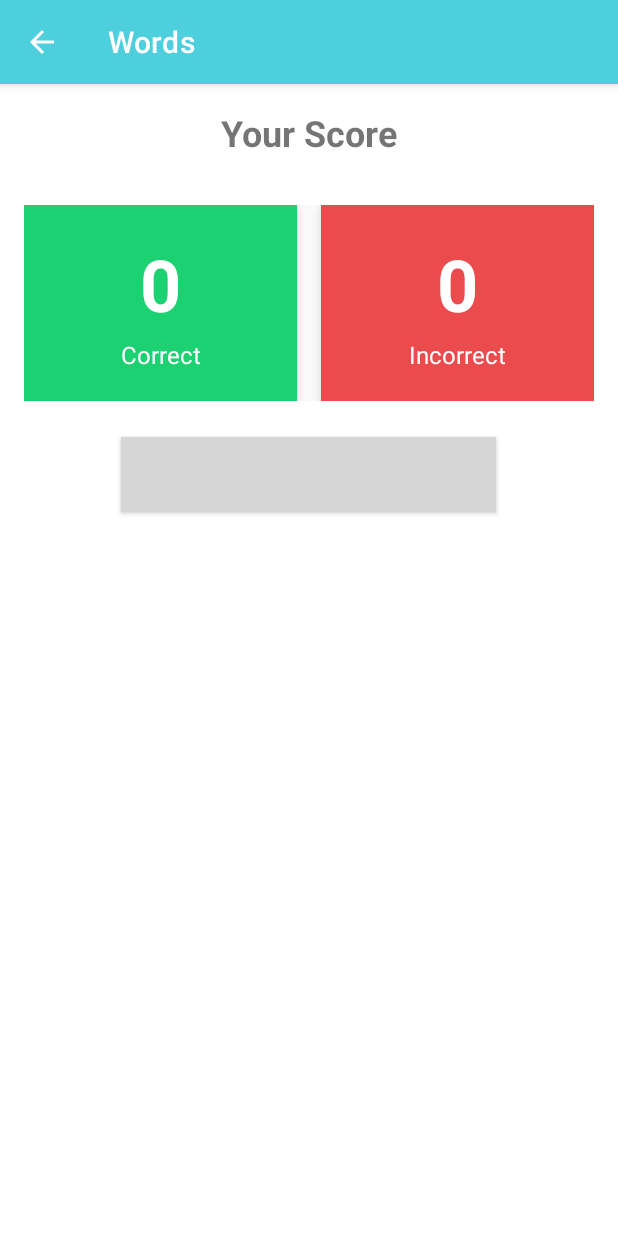
After one commit to izutsumiii/flashcard-android-app, an Android app: the ScoreActivity screen opened directly, with no data from a screen before it, on a phone screen of 412 x 824 dp. The commit adds this screen. Run offline under Robolectric (Android 15) with nearby library versions, the phone set to English and light mode, and no system bars; grey boxes are pictures that could not be loaded.

Commit message:
Show scores at the end

```diff
--- a/app/src/main/AndroidManifest.xml
+++ b/app/src/main/AndroidManifest.xml
@@ -14,6 +14,10 @@
         android:supportsRtl="true"
         android:theme="@style/Theme.Flashcard"
         tools:targetApi="31">
+        <activity
+            android:name=".ui.score.ScoreActivity"
+            android:exported="false"
+            android:parentActivityName=".ui.wordlist.WordList" />
         <activity
             android:name=".ui.folders.FolderListActivity"
             android:exported="false"
--- a/app/src/main/java/com/example/flashcard/ui/folders/FolderListAdapter.java
+++ b/app/src/main/java/com/example/flashcard/ui/folders/FolderListAdapter.java
@@ -90,7 +90,7 @@ public class FolderListAdapter extends RecyclerView.Adapter<FolderListAdapter.Ca
                 @Override
                 public void onClick(View view) {
                     Context context = itemView.getContext();
-                    saveFolderIdToSharedPreferences(context, folderId);
+                    saveFolderIdToSharedPreferences(context, folderId, textTitle.getText().toString());
                     Intent intent = new Intent(context, WordList.class);
                     context.startActivity(intent);
                 }
@@ -178,10 +178,11 @@ public class FolderListAdapter extends RecyclerView.Adapter<FolderListAdapter.Ca
 //            cardView.setCardBackgroundColor(randomColor);
 //        }
 
-        private void saveFolderIdToSharedPreferences(Context context, int folderId) {
+        private void saveFolderIdToSharedPreferences(Context context, int folderId, String folderName) {
             SharedPreferences sharedPreferences = context.getSharedPreferences("FolderPreferences", Context.MODE_PRIVATE);
             SharedPreferences.Editor editor = sharedPreferences.edit();
             editor.putInt("currentFolderId", folderId);
+            editor.putString("currentFolderName", folderName);
             editor.apply();
         }
     }
--- /dev/null
+++ b/app/src/main/java/com/example/flashcard/ui/score/ScoreActivity.java
@@ -0,0 +1,49 @@
+package com.example.flashcard.ui.score;
+
+import androidx.appcompat.app.AppCompatActivity;
+
+import android.content.Intent;
+import android.content.SharedPreferences;
+import android.os.Bundle;
+import android.view.View;
+import android.widget.Button;
+import android.widget.TextView;
+
+import com.example.flashcard.R;
+import com.example.flashcard.ui.card.CardFlip;
+import com.example.flashcard.ui.wordlist.WordList;
+
+public class ScoreActivity extends AppCompatActivity {
+
+    @Override
+    protected void onCreate(Bundle savedInstanceState) {
+        super.onCreate(savedInstanceState);
+        setContentView(R.layout.activity_score);
+        getSupportActionBar().setDisplayHomeAsUpEnabled(true);
+        setTitle(getFolderNameFromSharedPreferences());
+
+        int correctCount = getIntent().getIntExtra("correctCount", 0);
+        int incorrectCount = getIntent().getIntExtra("incorrectCount", 0);
+
+        TextView correctCountTextView = findViewById(R.id.correctCount);
+        TextView incorrectCountTextView = findViewById(R.id.incorrectCount);
+
+        correctCountTextView.setText(String.valueOf(correctCount));
+        incorrectCountTextView.setText(String.valueOf(incorrectCount));
+
+        Button btnReviewAgain = findViewById(R.id.reviewAgainButton);
+
+        btnReviewAgain.setOnClickListener(new View.OnClickListener() {
+            @Override
+            public void onClick(View view) {
+                Intent intent = new Intent(ScoreActivity.this, CardFlip.class);
+                startActivity(intent);
+            }
+        });
+    }
+
+    private String getFolderNameFromSharedPreferences() {
+        SharedPreferences sharedPreferences = getSharedPreferences(getString(R.string.folder_preferences), MODE_PRIVATE);
+        return sharedPreferences.getString(getString(R.string.current_folder_name), "Words");
+    }
+}
--- /dev/null
+++ b/app/src/main/res/layout/activity_score.xml
@@ -0,0 +1,99 @@
+<?xml version="1.0" encoding="utf-8"?>
+<RelativeLayout xmlns:android="http://schemas.android.com/apk/res/android"
+    android:layout_width="match_parent"
+    android:layout_height="match_parent"
+    android:padding="16dp">
+
+    <TextView
+        android:id="@+id/textYourScore"
+        android:layout_width="wrap_content"
+        android:layout_height="wrap_content"
+        android:layout_centerHorizontal="true"
+        android:layout_marginBottom="16dp"
+        android:text="Your Score"
+        android:textSize="24sp"
+        android:textStyle="bold" />
+
+    <LinearLayout
+        android:id="@+id/linearLayout"
+        android:layout_width="match_parent"
+        android:layout_height="wrap_content"
+        android:layout_below="@id/textYourScore"
+        android:layout_marginTop="16dp"
+        android:orientation="horizontal">
+
+        <RelativeLayout
+            android:layout_width="0dp"
+            android:layout_height="match_parent"
+            android:layout_marginEnd="8dp"
+            android:layout_weight="1"
+            android:background="@color/correct"
+            android:elevation="8dp"
+            android:padding="20dp">
+
+            <TextView
+                android:id="@+id/correctCount"
+                android:layout_width="match_parent"
+                android:layout_height="wrap_content"
+                android:gravity="center"
+                android:text="10"
+                android:textColor="@color/white"
+                android:textSize="48sp"
+                android:textStyle="bold" />
+
+            <TextView
+                android:id="@+id/correctCountLabel"
+                android:layout_width="match_parent"
+                android:layout_height="wrap_content"
+                android:layout_below="@id/correctCount"
+                android:layout_marginTop="4dp"
+                android:gravity="center"
+                android:text="Correct"
+                android:textColor="@color/white"
+                android:textSize="16sp" />
+        </RelativeLayout>
+
+        <RelativeLayout
+            android:layout_width="0dp"
+            android:layout_height="match_parent"
+            android:layout_marginStart="8dp"
+            android:layout_weight="1"
+            android:background="@color/incorrect"
+            android:elevation="8dp"
+            android:padding="20dp">
+
+            <TextView
+                android:id="@+id/incorrectCount"
+                android:layout_width="match_parent"
+                android:layout_height="wrap_content"
+                android:gravity="center"
+                android:text="15"
+                android:textColor="@color/white"
+                android:textSize="48sp"
+                android:textStyle="bold" />
+
+            <TextView
+                android:id="@+id/incorrectCountLabel"
+                android:layout_width="match_parent"
+                android:layout_height="wrap_content"
+                android:layout_below="@id/incorrectCount"
+                android:layout_marginTop="4dp"
+                android:gravity="center"
+                android:text="Incorrect"
+                android:textColor="@color/white"
+                android:textSize="16sp" />
+        </RelativeLayout>
+    </LinearLayout>
+
+    <Button
+        android:id="@+id/reviewAgainButton"
+        android:layout_width="250dp"
+        android:layout_height="50dp"
+        android:layout_below="@id/linearLayout"
+        android:layout_centerHorizontal="true"
+        android:layout_marginTop="24dp"
+        android:background="@drawable/rounded_button"
+        android:elevation="8dp"
+        android:text="Review Again"
+        android:textSize="14dp" />
+</RelativeLayout>
--- a/app/src/main/res/layout/card_back.xml
+++ b/app/src/main/res/layout/card_back.xml
@@ -2,7 +2,7 @@
 <FrameLayout xmlns:android="http://schemas.android.com/apk/res/android"
     xmlns:app="http://schemas.android.com/apk/res-auto"
     android:layout_width="match_parent"
-    android:layout_height="650sp"
+    android:layout_height="700sp"
     android:orientation="vertical">
 
     <ImageView
--- a/app/src/main/res/layout/card_front.xml
+++ b/app/src/main/res/layout/card_front.xml
@@ -2,7 +2,7 @@
 <FrameLayout xmlns:android="http://schemas.android.com/apk/res/android"
     xmlns:app="http://schemas.android.com/apk/res-auto"
     android:layout_width="match_parent"
-    android:layout_height="650sp"
+    android:layout_height="700sp"
     android:orientation="vertical">
 
     <ImageView
--- a/app/src/main/res/values/strings.xml
+++ b/app/src/main/res/values/strings.xml
@@ -8,4 +8,9 @@
     <string name="right_chevron"><![CDATA[>]]></string>
     <string name="left_chevron"><![CDATA[<]]></string>
     <string name="index_format">%d/%d</string>
+    <string name="correct_count_format">Correct: %d</string>
+    <string name="incorrect_count_format">Incorrect: %d</string>
+    <string name="folder_preferences">FolderPreferences</string>
+    <string name="current_folder_name">currentFolderName</string>
+    <string name="current_folder_id">currentFolderId</string>
 </resources>
```
Also changed, not shown: app/src/main/java/com/example/flashcard/ui/card/CardFlip.java (+46 -9 lines), app/src/main/java/com/example/flashcard/ui/wordlist/WordList.java (+8 -2 lines), app/src/main/res/layout/activity_card_flip.xml (+0 -26 lines).
